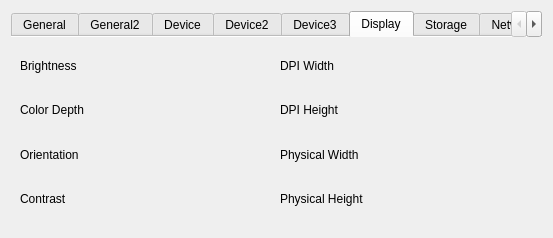
The window that examples/sysinfo/dialog_landscape.ui (qtproject/qt-mobility) describes before a commit, drawn with Qt 5.
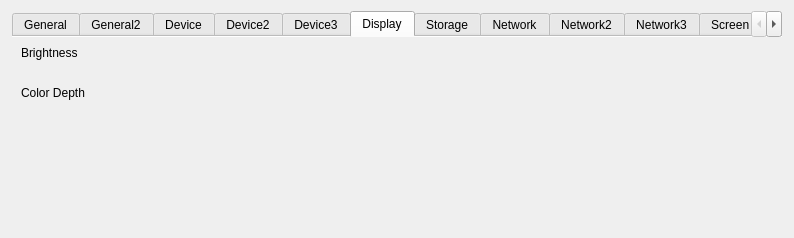
The same window after the commit. The open tabs and pages were chosen to show the change. Icons and pictures are not drawn.

Commit message:
remove widgets not in this release
Task-number: MOBILITY-1443

```diff
--- a/examples/sysinfo/dialog_landscape.ui
+++ b/examples/sysinfo/dialog_landscape.ui
@@ -6,7 +6,7 @@
    <rect>
     <x>0</x>
     <y>0</y>
-    <width>553</width>
+    <width>794</width>
     <height>238</height>
    </rect>
   </property>
@@ -843,25 +843,20 @@
          </item>
         </layout>
        </item>
-       <item row="0" column="1">
-        <layout class="QHBoxLayout" name="horizontalLayout_39">
-         <item>
-          <widget class="QLabel" name="label_137">
-           <property name="text">
-            <string>DPI Width</string>
-           </property>
-          </widget>
-         </item>
-         <item>
-          <widget class="QLabel" name="dpiWidthLabel">
-           <property name="text">
-            <string/>
-           </property>
-          </widget>
-         </item>
-        </layout>
+       <item row="1" column="1">
+        <spacer name="horizontalSpacer_3">
+         <property name="orientation">
+          <enum>Qt::Horizontal</enum>
+         </property>
+         <property name="sizeHint" stdset="0">
+          <size>
+           <width>620</width>
+           <height>20</height>
+          </size>
+         </property>
+        </spacer>
        </item>
-       <item row="1" column="0">
+       <item row="2" column="0">
         <layout class="QHBoxLayout" name="horizontalLayout_36">
          <item>
           <widget class="QLabel" name="label_134">
@@ -879,95 +874,18 @@
          </item>
         </layout>
        </item>
-       <item row="1" column="1">
-        <layout class="QHBoxLayout" name="horizontalLayout_40">
-         <item>
-          <widget class="QLabel" name="label_138">
-           <property name="text">
-            <string>DPI Height</string>
-           </property>
-          </widget>
-         </item>
-         <item>
-          <widget class="QLabel" name="dpiHeightLabel">
-           <property name="text">
-            <string/>
-           </property>
-          </widget>
-         </item>
-        </layout>
-       </item>
-       <item row="2" column="0">
-        <layout class="QHBoxLayout" name="horizontalLayout_37">
-         <item>
-          <widget class="QLabel" name="label_135">
-           <property name="text">
-            <string>Orientation</string>
-           </property>
-          </widget>
-         </item>
-         <item>
-          <widget class="QLabel" name="orientationLabel">
-           <property name="text">
-            <string/>
-           </property>
-          </widget>
-         </item>
-        </layout>
-       </item>
-       <item row="2" column="1">
-        <layout class="QHBoxLayout" name="horizontalLayout_48">
-         <item>
-          <widget class="QLabel" name="label_139">
-           <property name="text">
-            <string>Physical Width</string>
-           </property>
-          </widget>
-         </item>
-         <item>
-          <widget class="QLabel" name="physicalWidthLabel">
-           <property name="text">
-            <string/>
-           </property>
-          </widget>
-         </item>
-        </layout>
-       </item>
        <item row="3" column="0">
-        <layout class="QHBoxLayout" name="horizontalLayout_38">
-         <item>
-          <widget class="QLabel" name="label_136">
-           <property name="text">
-            <string>Contrast</string>
-           </property>
-          </widget>
-         </item>
-         <item>
-          <widget class="QLabel" name="contrastLabel">
-           <property name="text">
-            <string/>
-           </property>
-          </widget>
-         </item>
-        </layout>
-       </item>
-       <item row="3" column="1">
-        <layout class="QHBoxLayout" name="horizontalLayout_49">
-         <item>
-          <widget class="QLabel" name="label_140">
-           <property name="text">
-            <string>Physical Height</string>
-           </property>
-          </widget>
-         </item>
-         <item>
-          <widget class="QLabel" name="physicalHeightLabel">
-           <property name="text">
-            <string/>
-           </property>
-          </widget>
-         </item>
-        </layout>
+        <spacer name="verticalSpacer_5">
+         <property name="orientation">
+          <enum>Qt::Vertical</enum>
+         </property>
+         <property name="sizeHint" stdset="0">
+          <size>
+           <width>20</width>
+           <height>73</height>
+          </size>
+         </property>
+        </spacer>
        </item>
       </layout>
      </widget>
```
The commit also changes 2 other files.
